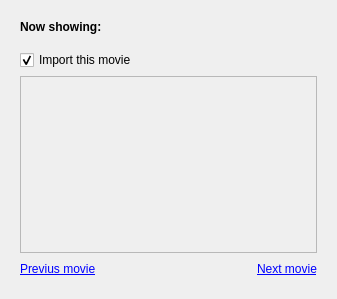
Above: src/mvdshared/ui/importfinalpage.ui from hippydream/movida before the change. Below: the same form after it.
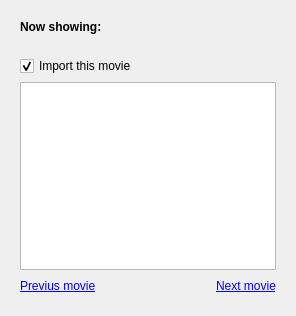
That is the form after the change. The open tabs and pages were chosen to show the change.

The edit to the form file:
```diff
--- a/src/mvdshared/ui/importfinalpage.ui
+++ b/src/mvdshared/ui/importfinalpage.ui
@@ -5,8 +5,8 @@
    <rect>
     <x>0</x>
     <y>0</y>
-    <width>337</width>
-    <height>299</height>
+    <width>296</width>
+    <height>316</height>
    </rect>
   </property>
   <property name="windowTitle" >
@@ -71,6 +71,22 @@
          </property>
         </widget>
        </item>
+       <item row="1" column="0" >
+        <spacer>
+         <property name="orientation" >
+          <enum>Qt::Vertical</enum>
+         </property>
+         <property name="sizeType" >
+          <enum>QSizePolicy::Fixed</enum>
+         </property>
+         <property name="sizeHint" >
+          <size>
+           <width>66</width>
+           <height>16</height>
+          </size>
+         </property>
+        </spacer>
+       </item>
        <item row="2" column="0" colspan="2" >
         <widget class="QCheckBox" name="importResult" >
          <property name="text" >
@@ -82,20 +98,7 @@
         </widget>
        </item>
        <item row="3" column="0" colspan="3" >
-        <widget class="QFrame" name="resultContainer" >
-         <property name="sizePolicy" >
-          <sizepolicy vsizetype="Expanding" hsizetype="Expanding" >
-           <horstretch>0</horstretch>
-           <verstretch>0</verstretch>
-          </sizepolicy>
-         </property>
-         <property name="frameShape" >
-          <enum>QFrame::StyledPanel</enum>
-         </property>
-         <property name="frameShadow" >
-          <enum>QFrame::Raised</enum>
-         </property>
-        </widget>
+        <widget class="QTextBrowser" name="jobPreview" />
        </item>
        <item row="4" column="0" >
         <widget class="QLabel" name="previousResult" >
@@ -130,22 +133,6 @@
          </property>
         </widget>
        </item>
-       <item row="1" column="0" >
-        <spacer>
-         <property name="orientation" >
-          <enum>Qt::Vertical</enum>
-         </property>
-         <property name="sizeType" >
-          <enum>QSizePolicy::Fixed</enum>
-         </property>
-         <property name="sizeHint" >
-          <size>
-           <width>20</width>
-           <height>10</height>
-          </size>
-         </property>
-        </spacer>
-       </item>
       </layout>
      </widget>
     </widget>
```
Left out of the diff: 5 changed lines with no effect on the pictures.
